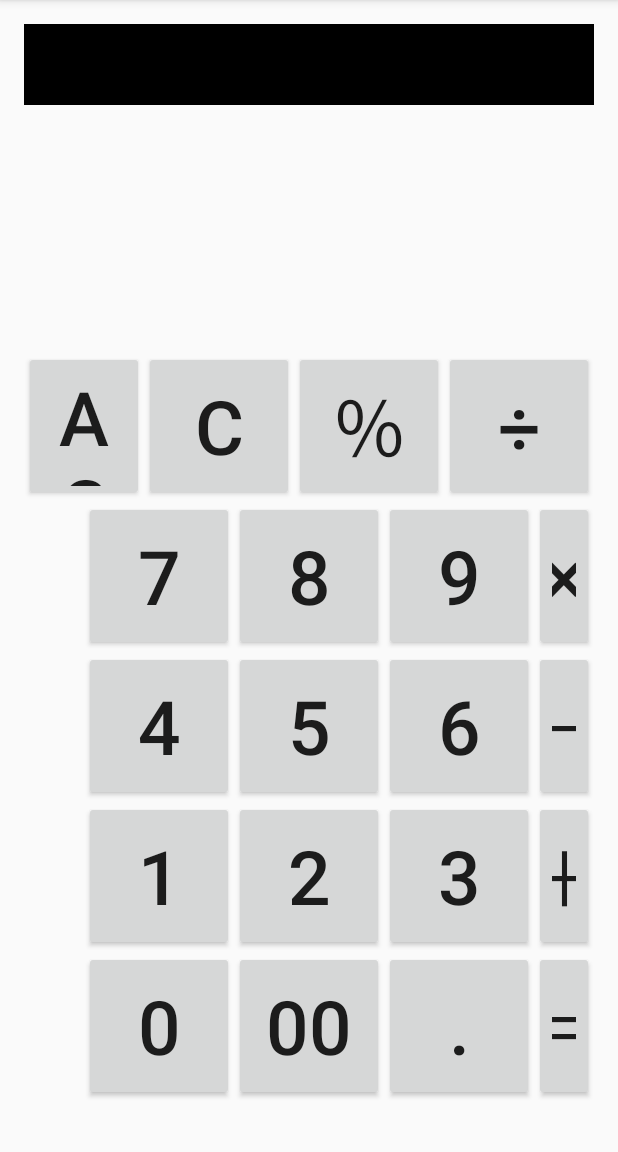
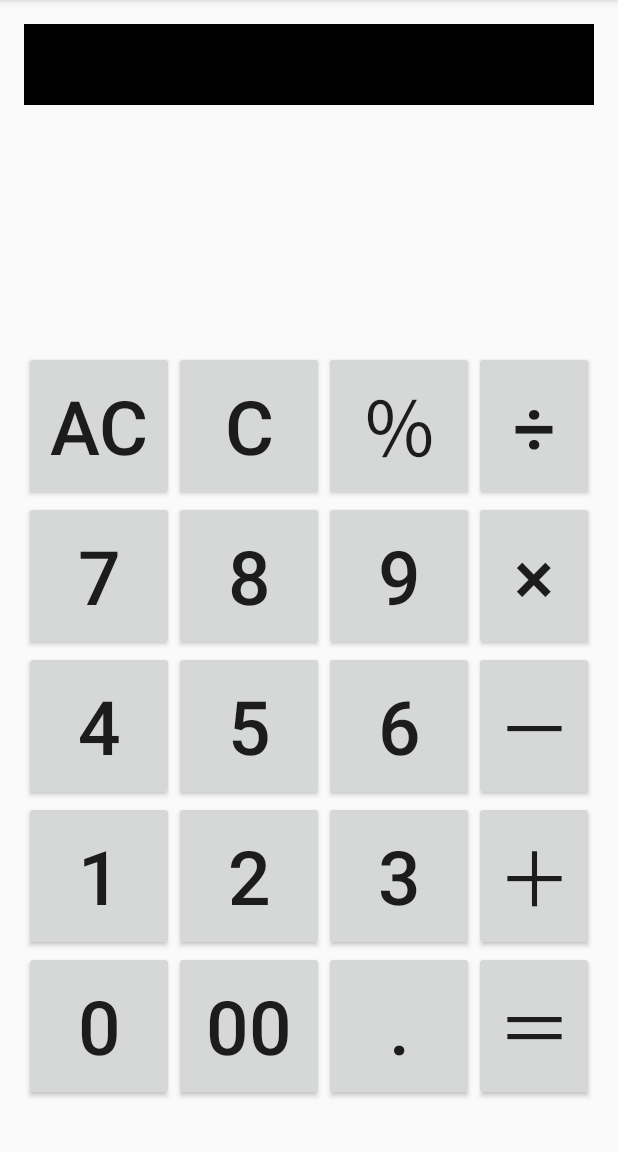
Before and after one commit to AzumiSemi/Calculator, an Android app: the screen it shows after launch (MainActivity), on a phone screen of 412 x 824 dp, the part 84-1236 px from its top. Run offline under Robolectric (Android 15) with nearby library versions, the phone set to English and light mode, and no system bars.

Commit message:
Change the size and place on number button

```diff
--- a/app/src/main/res/layout/activity_main.xml
+++ b/app/src/main/res/layout/activity_main.xml
@@ -28,17 +28,20 @@
         android:textSize="@dimen/text_size"
         android:layout_width="@dimen/button_width"
         android:layout_height="@dimen/button_height"
-        android:layout_centerInParent="true"
-        android:layout_toLeftOf="@+id/button8"
-        android:onClick="onNumberButtonClick"/>
+        android:onClick="onNumberButtonClick"
+        android:layout_alignTop="@+id/button8"
+        android:layout_alignParentLeft="true"
+        android:layout_alignParentStart="true" />
     <Button
         android:id="@+id/button8"
         android:text="8"
         android:textSize="@dimen/text_size"
         android:layout_width="@dimen/button_width"
         android:layout_height="@dimen/button_height"
-        android:layout_centerInParent="true"
-        android:onClick="onNumberButtonClick"/>
+        android:onClick="onNumberButtonClick"
+        android:layout_alignTop="@+id/button9"
+        android:layout_toRightOf="@+id/button7"
+        android:layout_toEndOf="@+id/button7" />
     <Button
         android:id="@+id/button9"
         android:text="9"
@@ -166,9 +169,11 @@
         android:textSize="@dimen/text_size"
         android:layout_width="@dimen/button_width"
         android:layout_height="@dimen/button_height"
-        android:layout_alignParentRight="true"
         android:layout_above="@+id/buttonMaltiplication"
-        android:onClick="onOperatorButtonClick"/>
+        android:onClick="onOperatorButtonClick"
+        android:layout_toRightOf="@+id/button9"
+        android:layout_alignRight="@+id/buttonMaltiplication"
+        android:layout_alignEnd="@+id/buttonMaltiplication" />
     <Button
         android:id="@+id/buttonEqual"
         android:text="＝"
```
